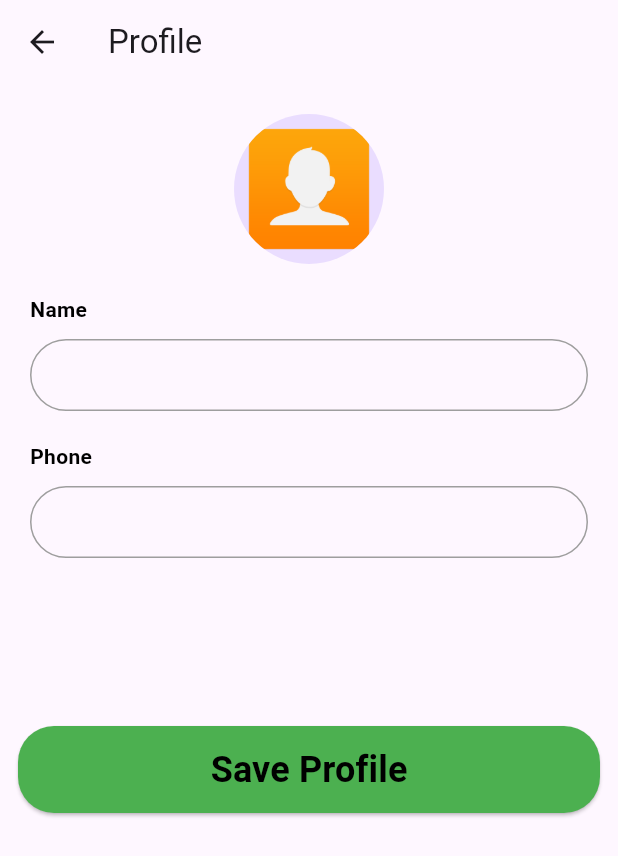
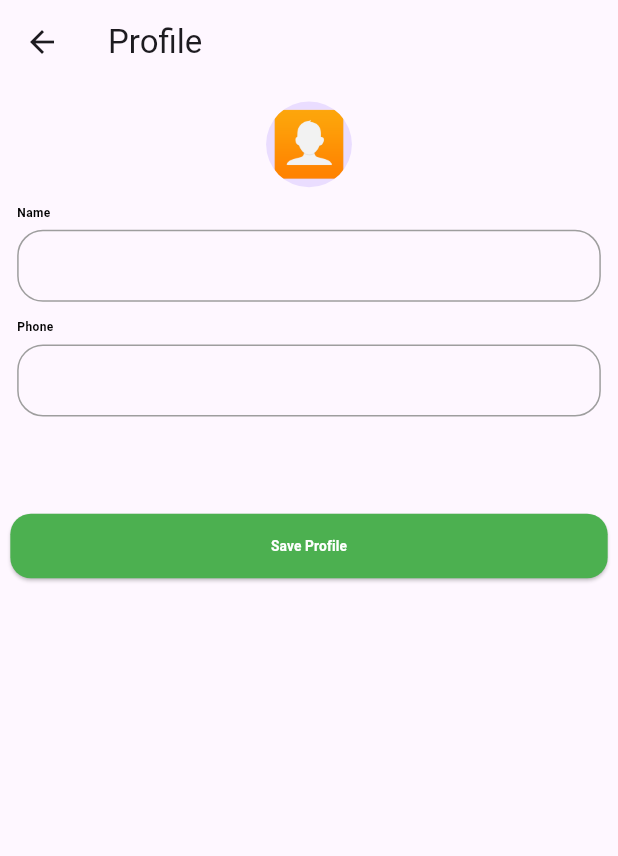
Before and after one commit to fatmashagar2/chat_app, a Flutter app: the ProfileView screen opened directly, on a phone screen of 412 x 824 dp. Shown: the top 856 px of the screen. Run offline on Flutter 3.47's test engine with Material 3 defaults, Android fonts, the phone set to English and light mode, and no system bars; our stand-ins replace flutter_screenutil, flutter_svg, fluttertoast.

Commit message:
Responsive Done

```diff
--- a/lib/core/shared_widgets/custom_text_field.dart
+++ b/lib/core/shared_widgets/custom_text_field.dart
@@ -1,5 +1,7 @@
 import 'package:chat_app/core/themes/colors.dart';
+import 'package:chat_app/features/auth/presentation/view/widgts/custom_button.dart';
 import 'package:flutter/material.dart';
+import 'package:flutter_screenutil/flutter_screenutil.dart';
 
 class CustomTextField extends StatelessWidget {
   final String labelText;
@@ -50,8 +52,8 @@ class CustomTextField extends StatelessWidget {
           borderRadius: BorderRadius.circular(30),
         ),
         focusedBorder: OutlineInputBorder(
-          borderSide: const BorderSide(color: ColorsApp.primaryColor, width: 2.0),
-          borderRadius: BorderRadius.circular(12.0),
+          borderSide:  BorderSide(color: ColorsApp.primaryColor, width: 2.w),
+          borderRadius: BorderRadius.circular(12.r),
         ),
         prefixIcon: prefix != null ? Icon(prefix) : null,
         suffixIcon: suffix != null
--- a/lib/core/themes/styles.dart
+++ b/lib/core/themes/styles.dart
@@ -2,27 +2,28 @@ import 'dart:ui';
 
 import 'package:chat_app/core/themes/colors.dart';
 import 'package:flutter/material.dart';
+import 'package:flutter_screenutil/flutter_screenutil.dart';
 
 abstract class Styles{
-  static TextStyle textStyle24=const TextStyle(
+  static TextStyle textStyle24= TextStyle(
     color: Colors.black,
-    fontSize: 24,
+    fontSize: 24.sp,
     fontWeight: FontWeight.bold
   );
-  static TextStyle textStyle14=const TextStyle(
+  static TextStyle textStyle14= TextStyle(
       color: Colors.black,
-      fontSize: 14,
+      fontSize: 14.sp,
       fontWeight: FontWeight.bold
   );
-  static TextStyle textStyle10= const TextStyle(
+  static TextStyle textStyle10=  TextStyle(
       color: ColorsApp.primaryColor,
-      fontSize: 10,
+      fontSize: 10.sp,
 fontWeight: FontWeight.bold
 
   );
-  static TextStyle textStyle15= const TextStyle(
+  static TextStyle textStyle15=  TextStyle(
       color: ColorsApp.primaryColor,
-      fontSize: 15,
+      fontSize: 15.sp,
       fontWeight: FontWeight.bold
 
   );
--- a/lib/features/auth/presentation/view/widgts/custom_button.dart
+++ b/lib/features/auth/presentation/view/widgts/custom_button.dart
@@ -1,6 +1,7 @@
 import 'package:chat_app/core/themes/colors.dart';
 import 'package:chat_app/core/themes/styles.dart';
 import 'package:flutter/material.dart';
+import 'package:flutter_screenutil/flutter_screenutil.dart';
 import 'package:flutter_svg/flutter_svg.dart';
 
 class CustomButton extends StatelessWidget {
@@ -13,9 +14,9 @@ class CustomButton extends StatelessWidget {
   final double? width;
   final double height;
   final bool isLoading;
-  final String? svgPicture; // Optional svg image
+  final String? svgPicture;
 
-  const CustomButton({
+  CustomButton({
     Key? key,
     this.backgroundColor,
     this.borderRadius,
@@ -24,7 +25,7 @@ class CustomButton extends StatelessWidget {
     this.textColor,
     required this.onPressed,
     this.width,
-    this.height = 43, // Default height set to 43
+    this.height = 43,
     this.isLoading = false,
     this.svgPicture,
   }) : super(key: key);
@@ -32,22 +33,46 @@ class CustomButton extends StatelessWidget {
   @override
   Widget build(BuildContext context) {
     return SizedBox(
-        width: double.infinity,
+      width: width ?? double.infinity,
+      height: height,
       child: ElevatedButton(
         style: ElevatedButton.styleFrom(
-            backgroundColor: ColorsApp.primaryColor,
-            padding: const EdgeInsets.symmetric(horizontal: 48, vertical: 12),
+          backgroundColor: backgroundColor ?? ColorsApp.primaryColor,
+          padding: EdgeInsets.symmetric(horizontal: 16.w, vertical: 12.h),
           shape: RoundedRectangleBorder(
-              borderRadius:
-                  BorderRadius.circular(borderRadius ?? 24), // Fix applied here
+            borderRadius: BorderRadius.circular(borderRadius ?? 24.r),
           ),
         ),
-          onPressed: onPressed,
-          child: Center(
-            child: Text(text,
-                style: Styles.textStyle24
-                    .copyWith(color: textColor ?? Colors.black)),
+        onPressed: isLoading ? null : onPressed,
+        child: isLoading
+            ? CircularProgressIndicator(
+          valueColor: AlwaysStoppedAnimation<Color>(
+            textColor ?? Colors.white,
           ),
-        ));
+        )
+            : Row(
+          mainAxisAlignment: MainAxisAlignment.center,
+          children: [
+            if (svgPicture != null)
+              Padding(
+                padding: EdgeInsets.only(right: 8.w),
+                child: SvgPicture.asset(
+                  svgPicture!,
+                  width: 24.w,
+                  height: 24.h,
+                  color: textColor ?? Colors.white,
+                ),
+              ),
+            Text(
+              text,
+              style: Styles.textStyle24.copyWith(
+                color: textColor ?? Colors.white,
+                fontSize: fontSize ?? 16.sp,
+              ),
+            ),
+          ],
+        ),
+      ),
+    );
   }
 }
--- a/lib/features/auth/presentation/view/widgts/logo_widget.dart
+++ b/lib/features/auth/presentation/view/widgts/logo_widget.dart
@@ -1,5 +1,7 @@
 import 'package:chat_app/core/const/asset_images/asset_images.dart';
+import 'package:chat_app/features/auth/presentation/view/widgts/custom_button.dart';
 import 'package:flutter/material.dart';
+import 'package:flutter_screenutil/flutter_screenutil.dart';
 
 class LogoWidget extends StatelessWidget {
   const LogoWidget({super.key});
@@ -10,8 +12,8 @@ class LogoWidget extends StatelessWidget {
       alignment: Alignment.topCenter,
       child: Image.asset(
         AssetImages.logo,
-        width: 300,
-        height: 250,
+        width: 300.w,
+        height: 250.h,
       ),
     );
   }
--- a/lib/features/home/presentation/view/home_view.dart
+++ b/lib/features/home/presentation/view/home_view.dart
@@ -7,9 +7,8 @@ class HomeView extends StatelessWidget {
 
   @override
   Widget build(BuildContext context) {
-    return  Scaffold(
-
-      body: const HomeBody(),
+    return const Scaffold(
+      body: HomeBody(),
     );
   }
 }
--- a/lib/features/home/presentation/view/widget/chat_item.dart
+++ b/lib/features/home/presentation/view/widget/chat_item.dart
@@ -1,5 +1,7 @@
 import 'package:chat_app/core/const/asset_images/asset_images.dart';
+import 'package:chat_app/features/auth/presentation/view/widgts/login_body.dart';
 import 'package:flutter/material.dart';
+import 'package:flutter_screenutil/flutter_screenutil.dart';
 
 class ChatItem extends StatelessWidget {
   final String name;
@@ -17,7 +19,7 @@ class ChatItem extends StatelessWidget {
   Widget build(BuildContext context) {
     return ListTile(
       leading: CircleAvatar(
-        radius: 30.0,
+        radius: 30.r,
         backgroundImage: AssetImage(imagePath),
       ),
       title: Text(name),
--- a/lib/features/home/presentation/view/widget/custom_app_bar.dart
+++ b/lib/features/home/presentation/view/widget/custom_app_bar.dart
@@ -1,6 +1,7 @@
 import 'package:chat_app/core/themes/styles.dart';
 import 'package:flutter/material.dart';
 import 'package:chat_app/features/profile/presentation/view/profile_view.dart';
+import 'package:flutter_screenutil/flutter_screenutil.dart';
 
 class CustomAppBar extends StatelessWidget implements PreferredSizeWidget {
   const CustomAppBar({super.key});
@@ -8,7 +9,7 @@ class CustomAppBar extends StatelessWidget implements PreferredSizeWidget {
   @override
   Widget build(BuildContext context) {
     return Padding(
-      padding: const EdgeInsets.only(top: 20),
+      padding:  EdgeInsets.only(top: 20.h),
       child: AppBar(
         title: Text(
           "WhatsApp",
--- a/lib/features/profile/presentation/view/widget/name_and_phone_widget.dart
+++ b/lib/features/profile/presentation/view/widget/name_and_phone_widget.dart
@@ -1,6 +1,7 @@
 import 'package:chat_app/core/themes/colors.dart';
 import 'package:chat_app/core/themes/styles.dart';
 import 'package:flutter/material.dart';
+import 'package:flutter_screenutil/flutter_screenutil.dart';
 
 class NameAndPhoneWidget extends StatelessWidget {
   final String txt;
@@ -9,32 +10,32 @@ class NameAndPhoneWidget extends StatelessWidget {
   @override
   Widget build(BuildContext context) {
     return Padding(
-      padding: const EdgeInsets.symmetric(horizontal: 20.0),
+      padding:  EdgeInsets.symmetric(horizontal: 20.w),
       child: Column(
         crossAxisAlignment: CrossAxisAlignment.start,
         children: [
           Text(txt, style: Styles.textStyle14),
-          const SizedBox(height: 10),
+           SizedBox(height: 10.h),
           TextField(
             keyboardType: txt.toLowerCase() == 'phone'
                 ? TextInputType.phone
                 : TextInputType.text,
             decoration: InputDecoration(
-              contentPadding: const EdgeInsets.symmetric(horizontal: 20, vertical: 10),
+              contentPadding:  EdgeInsets.symmetric(horizontal: 20.h, vertical: 10.w),
               border: OutlineInputBorder(
-                borderRadius: BorderRadius.circular(30),
+                borderRadius: BorderRadius.circular(30.r),
                 borderSide: const BorderSide(
                   color: ColorsApp.grayColor,
                 ),
               ),
               enabledBorder: OutlineInputBorder(
-                borderRadius: BorderRadius.circular(30),
+                borderRadius: BorderRadius.circular(30.r),
                 borderSide: const BorderSide(
                   color:ColorsApp.grayColor,
                 ),
               ),
               focusedBorder: OutlineInputBorder(
-                borderRadius: BorderRadius.circular(30),
+                borderRadius: BorderRadius.circular(30.r),
                 borderSide: const BorderSide(
                   color: ColorsApp.primaryColor,
                 ),
--- a/lib/features/profile/presentation/view/widget/profile_body.dart
+++ b/lib/features/profile/presentation/view/widget/profile_body.dart
@@ -3,6 +3,7 @@ import 'package:chat_app/core/themes/styles.dart';
 import 'package:chat_app/features/auth/presentation/view/widgts/custom_button.dart';
 import 'package:chat_app/features/profile/presentation/view/widget/name_and_phone_widget.dart';
 import 'package:flutter/material.dart';
+import 'package:flutter_screenutil/flutter_screenutil.dart';
 
 class ProfileBody extends StatelessWidget {
   const ProfileBody({super.key});
@@ -11,24 +12,24 @@ class ProfileBody extends StatelessWidget {
   Widget build(BuildContext context) {
     return ListView(
       children: [
-        const SizedBox(height: 20),
-        const Center(
+         SizedBox(height: 20.h),
+         Center(
           child: CircleAvatar(
-            radius: 50,
-            backgroundImage: AssetImage(AssetImages.profile),
+            radius: 50.r,
+            backgroundImage: const AssetImage(AssetImages.profile),
           ),
         ),
-        const SizedBox(height: 20),
+         SizedBox(height: 20.h),
         const NameAndPhoneWidget(
           txt: 'Name',
         ),
-        const SizedBox(height: 20),
+         SizedBox(height: 20.h),
         const NameAndPhoneWidget(
           txt: 'Phone',
         ),
-        const SizedBox(height: 100),
+         SizedBox(height: 100.h),
         Padding(
-          padding: const EdgeInsets.all(12),
+          padding:  EdgeInsets.all(12.r),
           child: CustomButton(text: "Save Profile", onPressed: (){
 
           }),
--- a/pubspec.yaml
+++ b/pubspec.yaml
@@ -28,6 +28,7 @@ environment:
 # the latest version available on pub.dev. To see which dependencies have newer
 # versions available, run `flutter pub outdated`.
 dependencies:
+  flutter_screenutil: ^5.9.3
   flutter_svg: ^1.0.0
   fluttertoast: ^8.2.8
 
```
Also changed, not shown: lib/features/auth/presentation/view/widgts/login_body.dart (+7 -6 lines), lib/features/auth/presentation/view/widgts/signup_body.dart (+10 -9 lines), lib/features/calls/presentation/view/widget/call_item.dart (+4 -3 lines), lib/features/calls/presentation/view/widget/list_call_items.dart (+10 -9 lines), lib/features/splash/presentation/view/splash_view.dart (+6 -4 lines), lib/features/status/presentation/view/widget/list_story_item.dart (+13 -12 lines), lib/features/status/presentation/view/widget/story_item.dart (+9 -8 lines), lib/main.dart (+12 -6 lines), pubspec.lock. Lines whose indentation alone changed are shown as unchanged.
